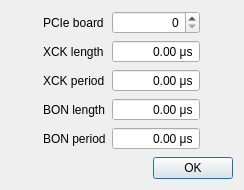
Qt form escam/dialogtriggerinfo.ui (Entwicklungsburo-Stresing/EBST_CAM) before a commit.
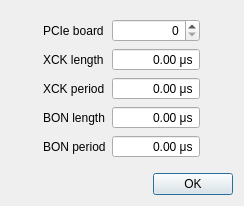
The same form after that commit.

Commit message: Change title of dialogtriggerinfo

```diff
--- a/escam/dialogtriggerinfo.ui
+++ b/escam/dialogtriggerinfo.ui
@@ -7,7 +7,7 @@
     <x>0</x>
     <y>0</y>
     <width>244</width>
-    <height>190</height>
+    <height>206</height>
    </rect>
   </property>
   <property name="windowTitle">
```
Left out of the diff: 2 changed lines with no effect on the pictures.
